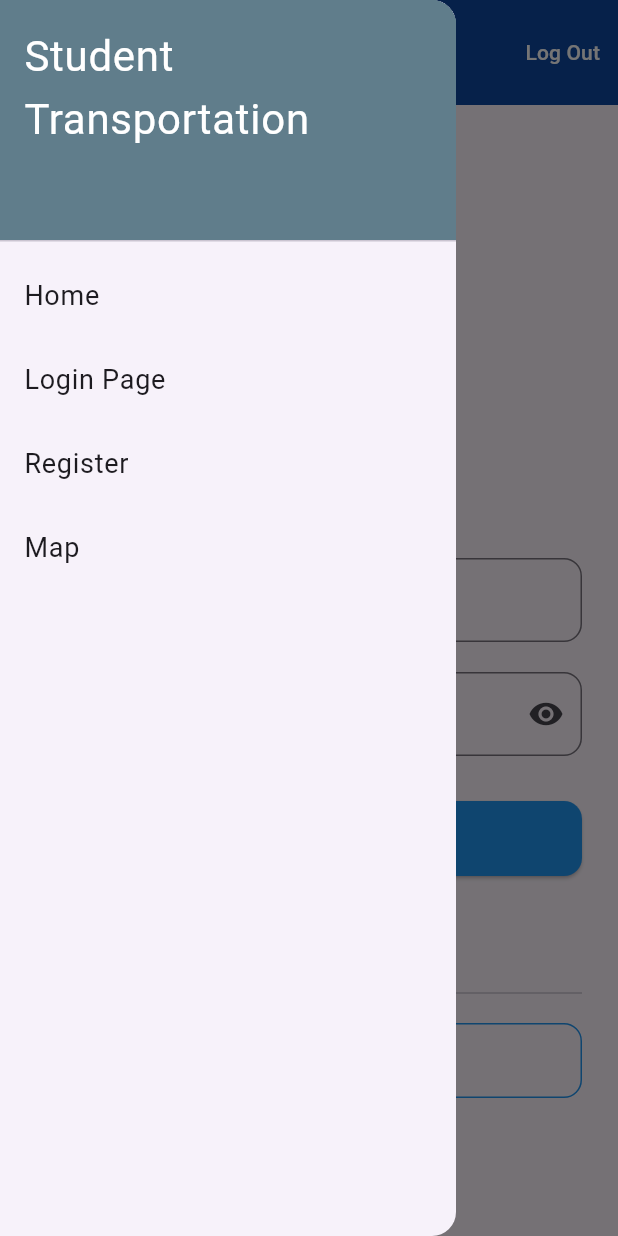
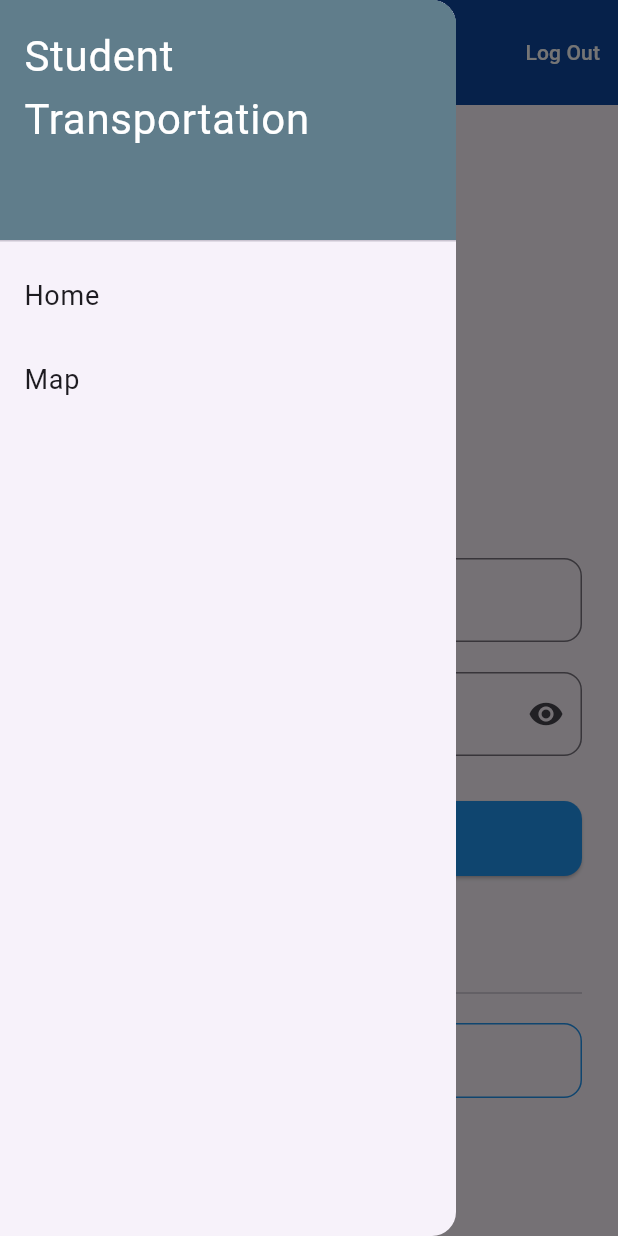
Before and after one commit to hassantarique/StudentTransportation, a Flutter app: the LoginPage screen opened directly, with the side drawer open, on a phone screen of 412 x 824 dp. Run offline on Flutter 3.47's test engine with Material 3 defaults, Android fonts, the phone set to English and light mode, and no system bars.

Commit message:
Fixed Stack Clear Issue and Changed Main Screen to Login Page, Removed Login Options Ferom Drawer

```diff
--- a/student_transportation/lib/main.dart
+++ b/student_transportation/lib/main.dart
@@ -1,5 +1,5 @@
 import 'package:flutter/material.dart';
-import 'package:student_transportation/screens/intro_screen.dart';
+import 'package:student_transportation/screens/login_screen.dart';
 
 void main() {
   runApp(TransportationApp());
@@ -12,7 +12,7 @@ class TransportationApp extends StatelessWidget {
   Widget build(BuildContext context) {
     return MaterialApp(
       theme: ThemeData(primarySwatch: Colors.blueGrey),
-      home: IntroScreen(),
+      home: LoginPage(),
     );
   }
 }
--- a/student_transportation/lib/shared/menu_drawer.dart
+++ b/student_transportation/lib/shared/menu_drawer.dart
@@ -2,7 +2,6 @@ import 'package:flutter/material.dart';
 import 'package:student_transportation/screens/intro_screen.dart';
 import 'package:student_transportation/screens/login_screen.dart';
 import 'package:student_transportation/screens/map_screen.dart';
-import 'package:student_transportation/screens/registerPage_screen.dart';
 
 class MenuDrawer extends StatelessWidget {
   const MenuDrawer({Key? key}) : super(key: key);
@@ -13,7 +12,7 @@ class MenuDrawer extends StatelessWidget {
   }
 
   List<Widget> buildMenuItems(BuildContext context) {
-    final List<String> menuTitles = ['Home', 'Login Page', 'Register', 'Map'];
+    final List<String> menuTitles = ['Home', 'Map'];
     List<Widget> menuItems = [];
     menuItems.add(
       DrawerHeader(
@@ -24,37 +23,34 @@ class MenuDrawer extends StatelessWidget {
         ),
       ),
     );
-    menuTitles.forEach((element) {
-      Widget screen = Container();
+
+    for (var title in menuTitles) {
+      Widget screen;
+      switch (title) {
+        case 'Home':
+          screen = const IntroScreen();
+          break;
+        case 'Map':
+          screen = const MapScreen();
+          break;
+        default:
+          screen = const LoginPage();
+      }
+
       menuItems.add(
         ListTile(
-          title: Text(element, style: TextStyle(fontSize: 18)),
+          title: Text(title, style: TextStyle(fontSize: 18)),
           onTap: () {
-            switch (element) {
-              case 'Home Page':
-                screen = IntroScreen();
-                break;
-              case 'Login Page':
-                screen = LoginPage();
-                break;
-              case 'Register':
-                screen = RegisterPage();
-                break;
-              case 'Map':
-                screen = MapScreen();
-                break;
-              default:
-                screen = IntroScreen();
-                break;
-            }
-            Navigator.of(context).pop();
-            Navigator.of(
-              context,
-            ).push(MaterialPageRoute(builder: (context) => screen));
+            Navigator.of(context).pop(); // Close the drawer
+            Navigator.of(context).pushAndRemoveUntil(
+              MaterialPageRoute(builder: (_) => screen),
+              (route) => route.isFirst || title == 'Home',
+            );
           },
         ),
       );
-    });
+    }
+
     return menuItems;
   }
 }
--- a/student_transportation/pubspec.yaml
+++ b/student_transportation/pubspec.yaml
@@ -30,6 +30,7 @@ environment:
 dependencies:
   flutter:
     sdk: flutter
+  http: ^1.3.0
 
   # The following adds the Cupertino Icons font to your application.
   # Use with the CupertinoIcons class for iOS style icons.
```
Also changed, not shown: student_transportation/lib/screens/phoneVerification_screen.dart (+8 -2 lines).
